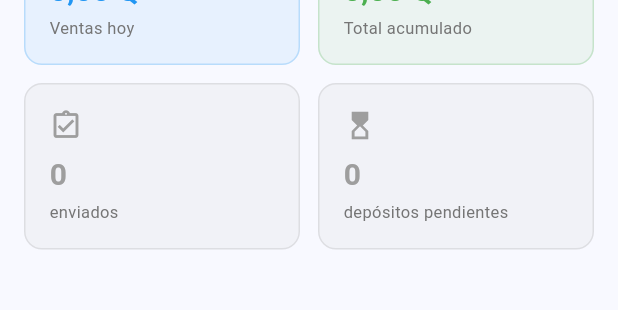
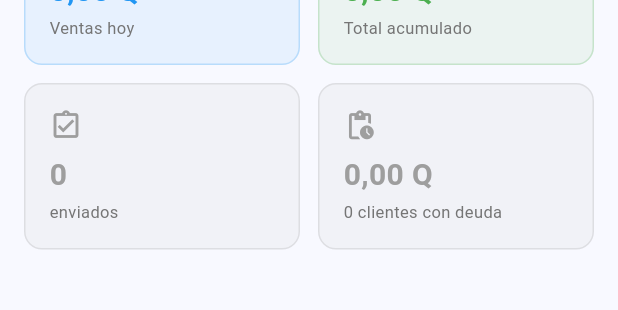
Before and after one commit to dancingalien96/ventasdeagua-frontend-, a Flutter app: the AdminResumenScreen widget shown alone on an empty page, opened directly, on a phone screen of 412 x 824 dp. Shown: the part 172-482 px from the top of the screen. Run offline on Flutter 3.47's test engine with Material 3 defaults, Android fonts, the phone set to English and light mode, and no system bars; our stand-ins replace firebase_core, firebase_messaging, flutter_local_notifications, image_picker, shared_preferences; accounts and stored records are empty; generated files the repository leaves out were written again; network calls fail.

Commit message:
fix: heroTag en FABs y tarjeta de deudas de clientes en resumen admin
- Agrega heroTag: null a los FloatingActionButton de clientes, productos y repartidores para evitar conflictos de Hero animation
- Reemplaza tarjeta 'Por aprobar' por 'Deudas clientes' en el resumen del admin con total acumulado y conteo de clientes con deuda

Co-Authored-By: Claude Sonnet 4.6 <noreply@anthropic.com>

```diff
--- a/lib/screens/admin/admin_clientes_screen.dart
+++ b/lib/screens/admin/admin_clientes_screen.dart
@@ -414,6 +414,7 @@ class _AdminClientesScreenState extends State<AdminClientesScreen>
       // FAB solo en tab Clientes
       floatingActionButton: _tab.index == 0
           ? FloatingActionButton(
+              heroTag: null,
               onPressed: () => _mostrarFormCliente(),
               child: const Icon(Icons.add),
             )
--- a/lib/screens/admin/admin_productos_screen.dart
+++ b/lib/screens/admin/admin_productos_screen.dart
@@ -124,6 +124,7 @@ class _AdminProductosScreenState extends State<AdminProductosScreen> {
                   ),
                 ),
       floatingActionButton: FloatingActionButton(
+        heroTag: null,
         onPressed: () => _mostrarFormProducto(),
         child: const Icon(Icons.add),
       ),
--- a/lib/screens/admin/admin_repartidores_screen.dart
+++ b/lib/screens/admin/admin_repartidores_screen.dart
@@ -285,6 +285,7 @@ class _AdminRepartidoresScreenState extends State<AdminRepartidoresScreen> {
     return Scaffold(
       body: body,
       floatingActionButton: FloatingActionButton(
+        heroTag: null,
         onPressed: _mostrarFormNuevo,
         child: const Icon(Icons.person_add_outlined),
       ),
--- a/lib/screens/admin/admin_resumen_screen.dart
+++ b/lib/screens/admin/admin_resumen_screen.dart
@@ -2,6 +2,7 @@ import 'dart:convert';
 import 'package:flutter/material.dart';
 import 'package:intl/intl.dart';
 import '../../models/cierre_dia.dart';
+import '../../models/cliente.dart';
 import '../../models/venta.dart';
 import '../../services/api_service.dart';
 import 'admin_historial_cierres_screen.dart';
@@ -16,6 +17,7 @@ class AdminResumenScreen extends StatefulWidget {
 class _AdminResumenScreenState extends State<AdminResumenScreen> {
   List<Venta> _ventas = [];
   List<CierreDia> _cierresHoy = [];
+  List<Cliente> _clientesConDeuda = [];
   bool _cargando = true;
 
   @override
@@ -30,6 +32,7 @@ class _AdminResumenScreenState extends State<AdminResumenScreen> {
     try {
       final ventasData = await ApiService.get('/ventas');
       final cierresData = await ApiService.get('/cierres');
+      final clientesData = await ApiService.get('/clientes');
       if (!mounted) return;
       final hoy = DateTime.now().toIso8601String().split('T')[0];
       setState(() {
@@ -38,6 +41,11 @@ class _AdminResumenScreenState extends State<AdminResumenScreen> {
             .map((c) => CierreDia.fromJson(c))
             .where((c) => c.fecha == hoy)
             .toList();
+        _clientesConDeuda = (clientesData as List)
+            .map((c) => Cliente.fromJson(c))
+            .where((c) => c.tieneDeuda)
+            .toList()
+          ..sort((a, b) => b.deudaTotal.compareTo(a.deudaTotal));
       });
     } catch (_) {} finally {
       if (mounted) setState(() => _cargando = false);
@@ -134,6 +142,7 @@ class _AdminResumenScreenState extends State<AdminResumenScreen> {
     final totalGeneral = _ventas.fold<double>(0, (s, v) => s + v.total);
     final pendientes = _cierresHoy.where((c) => c.pendiente).length;
     final sinCierre = _cierresHoy.isEmpty && ventasHoy.isNotEmpty;
+    final totalDeuda = _clientesConDeuda.fold<double>(0, (s, c) => s + c.deudaTotal);
 
     return RefreshIndicator(
       onRefresh: _cargar,
@@ -171,11 +180,11 @@ class _AdminResumenScreenState extends State<AdminResumenScreen> {
                   )),
                   const SizedBox(width: 12),
                   Expanded(child: _TarjetaStat(
-                    titulo: 'Por aprobar',
-                    valor: '$pendientes',
-                    icono: Icons.hourglass_top,
-                    color: pendientes > 0 ? Colors.orange : Colors.grey,
-                    subtitulo: 'depósitos pendientes',
+                    titulo: 'Deudas clientes',
+                    valor: fmt.format(totalDeuda),
+                    icono: Icons.pending_actions_outlined,
+                    color: totalDeuda > 0 ? Colors.red : Colors.grey,
+                    subtitulo: '${_clientesConDeuda.length} cliente${_clientesConDeuda.length != 1 ? 's' : ''} con deuda',
                   )),
                 ]),
                 const SizedBox(height: 24),
```
